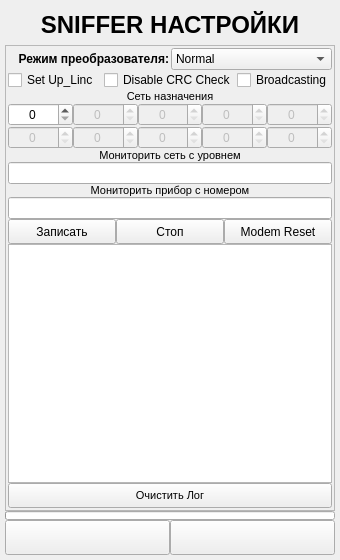
The window that ANDROID_FORMS/sniffer_settings_form.ui (DavidSiegman/PLC_RF_Configurator) describes before a commit, drawn with Qt 5.
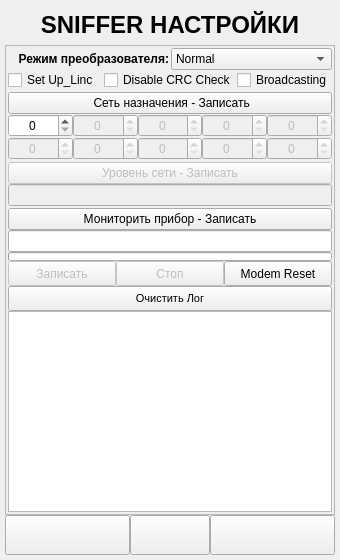
The same window after the commit. Icons and pictures are not drawn.

```diff
--- a/ANDROID_FORMS/sniffer_settings_form.ui
+++ b/ANDROID_FORMS/sniffer_settings_form.ui
@@ -13,7 +13,7 @@
   <property name="windowTitle">
    <string>Form</string>
   </property>
-  <layout class="QVBoxLayout" name="verticalLayout">
+  <layout class="QVBoxLayout" name="verticalLayout_7">
    <property name="spacing">
     <number>0</number>
    </property>
@@ -28,6 +28,11 @@
    </property>
    <property name="bottomMargin">
     <number>5</number>
+   </property>
+   <item>
+    <layout class="QHBoxLayout" name="horizontalLayout_5">
+     <property name="spacing">
+      <number>0</number>
    </property>
    <item>
     <widget class="QLabel" name="label_1">
@@ -59,6 +64,8 @@
      </property>
     </widget>
    </item>
+    </layout>
+   </item>
    <item>
     <widget class="QScrollArea" name="scrollArea">
      <property name="horizontalScrollBarPolicy">
@@ -72,8 +79,8 @@
        <rect>
         <x>0</x>
         <y>0</y>
-        <width>328</width>
-        <height>459</height>
+        <width>316</width>
+        <height>478</height>
        </rect>
       </property>
       <layout class="QVBoxLayout" name="verticalLayout_2">
@@ -93,6 +100,29 @@
         <number>2</number>
        </property>
        <item>
+        <widget class="QWidget" name="SettingsWidget" native="true">
+         <layout class="QVBoxLayout" name="verticalLayout_6">
+          <property name="spacing">
+           <number>2</number>
+          </property>
+          <property name="leftMargin">
+           <number>0</number>
+          </property>
+          <property name="topMargin">
+           <number>0</number>
+          </property>
+          <property name="rightMargin">
+           <number>0</number>
+          </property>
+          <property name="bottomMargin">
+           <number>0</number>
+          </property>
+          <item>
+           <layout class="QVBoxLayout" name="verticalLayout_3">
+            <property name="spacing">
+             <number>0</number>
+            </property>
+            <item>
         <layout class="QHBoxLayout" name="horizontalLayout_46">
          <property name="spacing">
           <number>2</number>
@@ -121,7 +151,7 @@
           </widget>
          </item>
          <item>
-          <widget class="QComboBox" name="comboBox">
+               <widget class="QComboBox" name="Sniffer_Mode">
            <property name="sizePolicy">
             <sizepolicy hsizetype="Minimum" vsizetype="Minimum">
              <horstretch>0</horstretch>
@@ -155,7 +185,7 @@
        <item>
         <layout class="QHBoxLayout" name="horizontalLayout_2">
          <item>
-          <widget class="QCheckBox" name="checkBox_3">
+               <widget class="QCheckBox" name="Up_Link">
            <property name="sizePolicy">
             <sizepolicy hsizetype="Minimum" vsizetype="Minimum">
              <horstretch>0</horstretch>
@@ -175,7 +205,7 @@
           </widget>
          </item>
          <item>
-          <widget class="QCheckBox" name="checkBox_5">
+               <widget class="QCheckBox" name="Disable_CRC">
            <property name="sizePolicy">
             <sizepolicy hsizetype="Minimum" vsizetype="Minimum">
              <horstretch>0</horstretch>
@@ -195,7 +225,7 @@
           </widget>
          </item>
          <item>
-          <widget class="QCheckBox" name="checkBox_4">
+               <widget class="QCheckBox" name="Broadcasting">
            <property name="sizePolicy">
             <sizepolicy hsizetype="Minimum" vsizetype="Minimum">
              <horstretch>0</horstretch>
@@ -216,27 +246,17 @@
          </item>
         </layout>
        </item>
+           </layout>
+          </item>
        <item>
-        <widget class="QLabel" name="label_3">
-         <property name="sizePolicy">
-          <sizepolicy hsizetype="Minimum" vsizetype="Minimum">
-           <horstretch>0</horstretch>
-           <verstretch>0</verstretch>
-          </sizepolicy>
-         </property>
-         <property name="font">
-          <font>
-           <family>Microsoft YaHei UI</family>
-           <pointsize>8</pointsize>
-           <weight>50</weight>
-           <bold>false</bold>
-          </font>
-         </property>
+           <layout class="QVBoxLayout" name="verticalLayout">
+            <property name="spacing">
+             <number>0</number>
+            </property>
+            <item>
+             <widget class="QPushButton" name="SetDestinationMASK">
          <property name="text">
-          <string>Сеть назначения</string>
-         </property>
-         <property name="alignment">
-          <set>Qt::AlignCenter</set>
+               <string> Сеть назначения - Записать</string>
          </property>
         </widget>
        </item>
@@ -399,96 +419,6 @@
          <property name="spacing">
           <number>0</number>
          </property>
-         <item>
-          <widget class="QSpinBox" name="LVL9">
-           <property name="enabled">
-            <bool>false</bool>
-           </property>
-           <property name="sizePolicy">
-            <sizepolicy hsizetype="Minimum" vsizetype="Minimum">
-             <horstretch>0</horstretch>
-             <verstretch>0</verstretch>
-            </sizepolicy>
-           </property>
-           <property name="minimumSize">
-            <size>
-             <width>0</width>
-             <height>20</height>
-            </size>
-           </property>
-           <property name="font">
-            <font>
-             <family>Microsoft YaHei UI</family>
-            </font>
-           </property>
-           <property name="alignment">
-            <set>Qt::AlignCenter</set>
-           </property>
-           <property name="maximum">
-            <number>3</number>
-           </property>
-          </widget>
-         </item>
-         <item>
-          <widget class="QSpinBox" name="LVL7">
-           <property name="enabled">
-            <bool>false</bool>
-           </property>
-           <property name="sizePolicy">
-            <sizepolicy hsizetype="Minimum" vsizetype="Minimum">
-             <horstretch>0</horstretch>
-             <verstretch>0</verstretch>
-            </sizepolicy>
-           </property>
-           <property name="minimumSize">
-            <size>
-             <width>0</width>
-             <height>20</height>
-            </size>
-           </property>
-           <property name="font">
-            <font>
-             <family>Microsoft YaHei UI</family>
-            </font>
-           </property>
-           <property name="alignment">
-            <set>Qt::AlignCenter</set>
-           </property>
-           <property name="maximum">
-            <number>7</number>
-           </property>
-          </widget>
-         </item>
-         <item>
-          <widget class="QSpinBox" name="LVL6">
-           <property name="enabled">
-            <bool>false</bool>
-           </property>
-           <property name="sizePolicy">
-            <sizepolicy hsizetype="Minimum" vsizetype="Minimum">
-             <horstretch>0</horstretch>
-             <verstretch>0</verstretch>
-            </sizepolicy>
-           </property>
-           <property name="minimumSize">
-            <size>
-             <width>0</width>
-             <height>20</height>
-            </size>
-           </property>
-           <property name="font">
-            <font>
-             <family>Microsoft YaHei UI</family>
-            </font>
-           </property>
-           <property name="alignment">
-            <set>Qt::AlignCenter</set>
-           </property>
-           <property name="maximum">
-            <number>7</number>
-           </property>
-          </widget>
-         </item>
          <item>
           <widget class="QSpinBox" name="LVL5">
            <property name="enabled">
@@ -515,6 +445,66 @@
             <set>Qt::AlignCenter</set>
            </property>
            <property name="maximum">
+                 <number>3</number>
+                </property>
+               </widget>
+              </item>
+              <item>
+               <widget class="QSpinBox" name="LVL6">
+                <property name="enabled">
+                 <bool>false</bool>
+                </property>
+                <property name="sizePolicy">
+                 <sizepolicy hsizetype="Minimum" vsizetype="Minimum">
+                  <horstretch>0</horstretch>
+                  <verstretch>0</verstretch>
+                 </sizepolicy>
+                </property>
+                <property name="minimumSize">
+                 <size>
+                  <width>0</width>
+                  <height>20</height>
+                 </size>
+                </property>
+                <property name="font">
+                 <font>
+                  <family>Microsoft YaHei UI</family>
+                 </font>
+                </property>
+                <property name="alignment">
+                 <set>Qt::AlignCenter</set>
+                </property>
+                <property name="maximum">
+                 <number>7</number>
+                </property>
+               </widget>
+              </item>
+              <item>
+               <widget class="QSpinBox" name="LVL7">
+                <property name="enabled">
+                 <bool>false</bool>
+                </property>
+                <property name="sizePolicy">
+                 <sizepolicy hsizetype="Minimum" vsizetype="Minimum">
+                  <horstretch>0</horstretch>
+                  <verstretch>0</verstretch>
+                 </sizepolicy>
+                </property>
+                <property name="minimumSize">
+                 <size>
+                  <width>0</width>
+                  <height>20</height>
+                 </size>
+                </property>
+                <property name="font">
+                 <font>
+                  <family>Microsoft YaHei UI</family>
+                 </font>
+                </property>
+                <property name="alignment">
+                 <set>Qt::AlignCenter</set>
+                </property>
+                <property name="maximum">
             <number>7</number>
            </property>
           </widget>
@@ -545,40 +535,63 @@
             <set>Qt::AlignCenter</set>
            </property>
            <property name="maximum">
-            <number>3</number>
+                 <number>7</number>
            </property>
           </widget>
          </item>
-        </layout>
-       </item>
        <item>
-        <widget class="QLabel" name="label_4">
+               <widget class="QSpinBox" name="LVL9">
+                <property name="enabled">
+                 <bool>false</bool>
+                </property>
          <property name="sizePolicy">
           <sizepolicy hsizetype="Minimum" vsizetype="Minimum">
            <horstretch>0</horstretch>
            <verstretch>0</verstretch>
           </sizepolicy>
          </property>
+                <property name="minimumSize">
+                 <size>
+                  <width>0</width>
+                  <height>20</height>
+                 </size>
+                </property>
          <property name="font">
           <font>
            <family>Microsoft YaHei UI</family>
-           <pointsize>8</pointsize>
-           <weight>50</weight>
-           <bold>false</bold>
-          </font>
-         </property>
-         <property name="text">
-          <string>Мониторить сеть с уровнем</string>
-         </property>
+                 </font>
+                </property>
          <property name="alignment">
           <set>Qt::AlignCenter</set>
+                </property>
+                <property name="maximum">
+                 <number>3</number>
+                </property>
+               </widget>
+              </item>
+             </layout>
+            </item>
+           </layout>
+          </item>
+          <item>
+           <layout class="QVBoxLayout" name="verticalLayout_4">
+            <property name="spacing">
+             <number>0</number>
+            </property>
+            <item>
+             <widget class="QPushButton" name="SetNetLevel">
+              <property name="enabled">
+               <bool>false</bool>
+              </property>
+              <property name="text">
+               <string>Уровень сети - Записать</string>
          </property>
         </widget>
        </item>
        <item>
         <widget class="QLineEdit" name="NetLevel">
          <property name="enabled">
-          <bool>true</bool>
+               <bool>false</bool>
          </property>
          <property name="sizePolicy">
           <sizepolicy hsizetype="Minimum" vsizetype="Minimum">
@@ -608,27 +621,17 @@
          </property>
         </widget>
        </item>
+           </layout>
+          </item>
        <item>
-        <widget class="QLabel" name="label_5">
-         <property name="sizePolicy">
-          <sizepolicy hsizetype="Minimum" vsizetype="Minimum">
-           <horstretch>0</horstretch>
-           <verstretch>0</verstretch>
-          </sizepolicy>
-         </property>
-         <property name="font">
-          <font>
-           <family>Microsoft YaHei UI</family>
-           <pointsize>8</pointsize>
-           <weight>50</weight>
-           <bold>false</bold>
-          </font>
-         </property>
+           <layout class="QVBoxLayout" name="verticalLayout_5">
+            <property name="spacing">
+             <number>0</number>
+            </property>
+            <item>
+             <widget class="QPushButton" name="SetDeviceMonitorSN">
          <property name="text">
-          <string>Мониторить прибор с номером</string>
-         </property>
-         <property name="alignment">
-          <set>Qt::AlignCenter</set>
+               <string>Мониторить прибор - Записать</string>
          </property>
         </widget>
        </item>
@@ -665,6 +668,36 @@
          </property>
         </widget>
        </item>
+           </layout>
+          </item>
+         </layout>
+        </widget>
+       </item>
+       <item>
+        <widget class="QProgressBar" name="progress">
+         <property name="minimumSize">
+          <size>
+           <width>0</width>
+           <height>9</height>
+          </size>
+         </property>
+         <property name="maximumSize">
+          <size>
+           <width>16777215</width>
+           <height>9</height>
+          </size>
+         </property>
+         <property name="layoutDirection">
+          <enum>Qt::LeftToRight</enum>
+         </property>
+         <property name="value">
+          <number>0</number>
+         </property>
+         <property name="textVisible">
+          <bool>false</bool>
+         </property>
+        </widget>
+       </item>
        <item>
         <layout class="QHBoxLayout" name="horizontalLayout_4">
          <property name="spacing">
@@ -672,6 +705,9 @@
          </property>
          <item>
           <widget class="QPushButton" name="Write">
+           <property name="enabled">
+            <bool>false</bool>
+           </property>
            <property name="sizePolicy">
             <sizepolicy hsizetype="Minimum" vsizetype="Minimum">
              <horstretch>0</horstretch>
@@ -696,6 +732,9 @@
          </item>
          <item>
           <widget class="QPushButton" name="Stop">
+           <property name="enabled">
+            <bool>false</bool>
+           </property>
            <property name="sizePolicy">
             <sizepolicy hsizetype="Minimum" vsizetype="Minimum">
              <horstretch>0</horstretch>
@@ -744,6 +783,25 @@
          </item>
         </layout>
        </item>
+       <item>
+        <widget class="QPushButton" name="ClearConsole">
+         <property name="minimumSize">
+          <size>
+           <width>0</width>
+           <height>25</height>
+          </size>
+         </property>
+         <property name="font">
+          <font>
+           <family>Microsoft YaHei UI</family>
+           <pointsize>8</pointsize>
+          </font>
+         </property>
+         <property name="text">
+          <string>Очистить Лог</string>
+         </property>
+        </widget>
+       </item>
        <item>
         <widget class="QPlainTextEdit" name="console">
          <property name="minimumSize">
@@ -759,54 +817,10 @@
          </property>
         </widget>
        </item>
-       <item>
-        <widget class="QPushButton" name="ClearConsole">
-         <property name="minimumSize">
-          <size>
-           <width>0</width>
-           <height>25</height>
-          </size>
-         </property>
-         <property name="font">
-          <font>
-           <family>Microsoft YaHei UI</family>
-           <pointsize>8</pointsize>
-          </font>
-         </property>
-         <property name="text">
-          <string>Очистить Лог</string>
-         </property>
-        </widget>
-       </item>
       </layout>
      </widget>
     </widget>
    </item>
-   <item>
-    <widget class="QProgressBar" name="progress">
-     <property name="minimumSize">
-      <size>
-       <width>0</width>
-       <height>9</height>
-      </size>
-     </property>
-     <property name="maximumSize">
-      <size>
-       <width>16777215</width>
-       <height>9</height>
-      </size>
-     </property>
-     <property name="layoutDirection">
-      <enum>Qt::LeftToRight</enum>
-     </property>
-     <property name="value">
-      <number>0</number>
-     </property>
-     <property name="textVisible">
-      <bool>false</bool>
-     </property>
-    </widget>
-   </item>
    <item>
     <layout class="QHBoxLayout" name="horizontalLayout">
      <property name="spacing">
@@ -823,7 +837,7 @@
        <property name="minimumSize">
         <size>
          <width>0</width>
-         <height>35</height>
+         <height>40</height>
         </size>
        </property>
        <property name="text">
@@ -841,6 +855,44 @@
        </property>
       </widget>
      </item>
+     <item>
+      <widget class="QPushButton" name="btnSettings">
+       <property name="sizePolicy">
+        <sizepolicy hsizetype="Minimum" vsizetype="Minimum">
+         <horstretch>0</horstretch>
+         <verstretch>0</verstretch>
+        </sizepolicy>
+       </property>
+       <property name="minimumSize">
+        <size>
+         <width>40</width>
+         <height>40</height>
+        </size>
+       </property>
+       <property name="maximumSize">
+        <size>
+         <width>80</width>
+         <height>16777215</height>
+        </size>
+       </property>
+       <property name="styleSheet">
+        <string notr="true"/>
+       </property>
+       <property name="text">
+        <string/>
+       </property>
+       <property name="icon">
+        <iconset resource="../RESOURCES/images.qrc">
+         <normaloff>:/new/icons/images/Settings.png</normaloff>:/new/icons/images/Settings.png</iconset>
+       </property>
+       <property name="iconSize">
+        <size>
+         <width>30</width>
+         <height>30</height>
+        </size>
+       </property>
+      </widget>
+     </item>
      <item>
       <widget class="QPushButton" name="Next">
        <property name="sizePolicy">
@@ -852,7 +904,7 @@
        <property name="minimumSize">
         <size>
          <width>0</width>
-         <height>35</height>
+         <height>40</height>
         </size>
        </property>
        <property name="text">
```
Lines whose indentation alone changed are shown as unchanged.
